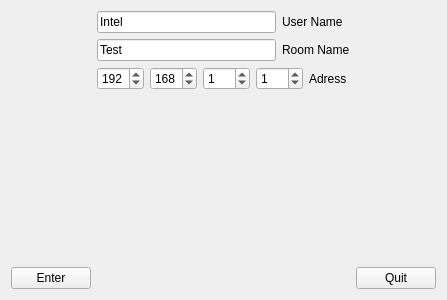
Above: Sign2SpeechPrototype/normaldialog.ui from SignToSpeech-Project/SignToSpeech-QT before the change. Below: the same form after it.
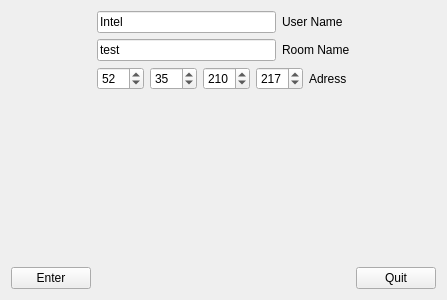
That is the form after the change.

The edit to the form file:
```diff
--- a/Sign2SpeechPrototype/normaldialog.ui
+++ b/Sign2SpeechPrototype/normaldialog.ui
@@ -6,7 +6,7 @@
    <rect>
     <x>0</x>
     <y>0</y>
-    <width>402</width>
+    <width>414</width>
     <height>300</height>
    </rect>
   </property>
@@ -46,7 +46,7 @@
      <item row="1" column="0">
       <widget class="QLineEdit" name="lineEditRoom">
        <property name="text">
-        <string>Test</string>
+        <string>test</string>
        </property>
       </widget>
      </item>
@@ -81,7 +81,7 @@
         <number>255</number>
        </property>
        <property name="value">
-        <number>192</number>
+        <number>52</number>
        </property>
       </widget>
      </item>
@@ -91,7 +91,7 @@
         <number>255</number>
        </property>
        <property name="value">
-        <number>168</number>
+        <number>35</number>
        </property>
       </widget>
      </item>
@@ -101,7 +101,7 @@
         <number>255</number>
        </property>
        <property name="value">
-        <number>1</number>
+        <number>210</number>
        </property>
       </widget>
      </item>
@@ -111,7 +111,7 @@
         <number>255</number>
        </property>
        <property name="value">
-        <number>1</number>
+        <number>217</number>
        </property>
       </widget>
      </item>
```
